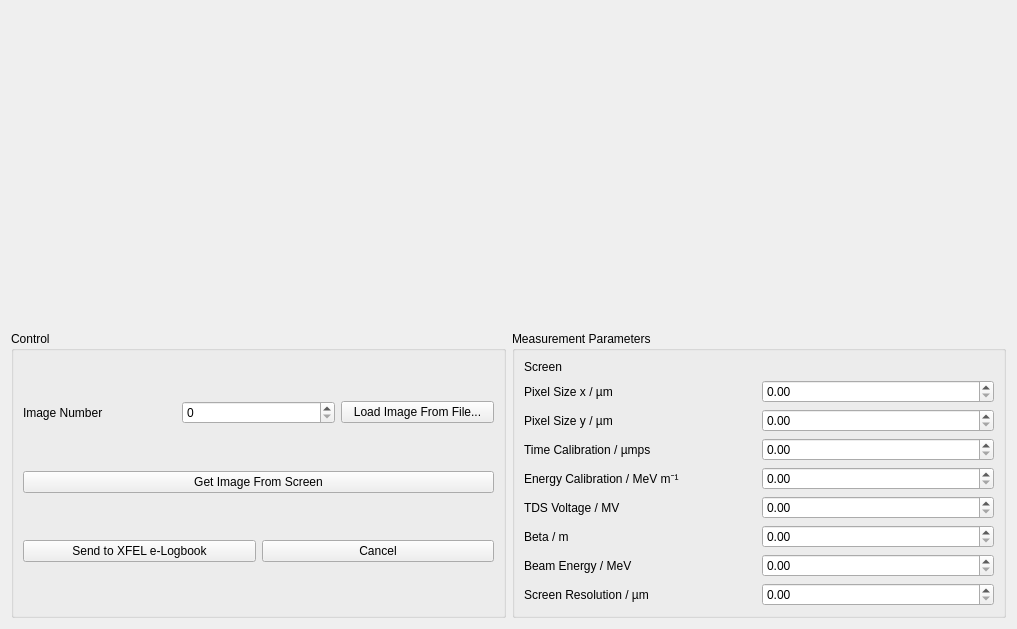
First picture: the form in esme/gui/ui/slicer.ui, repository st-walker/esme, before the edit.
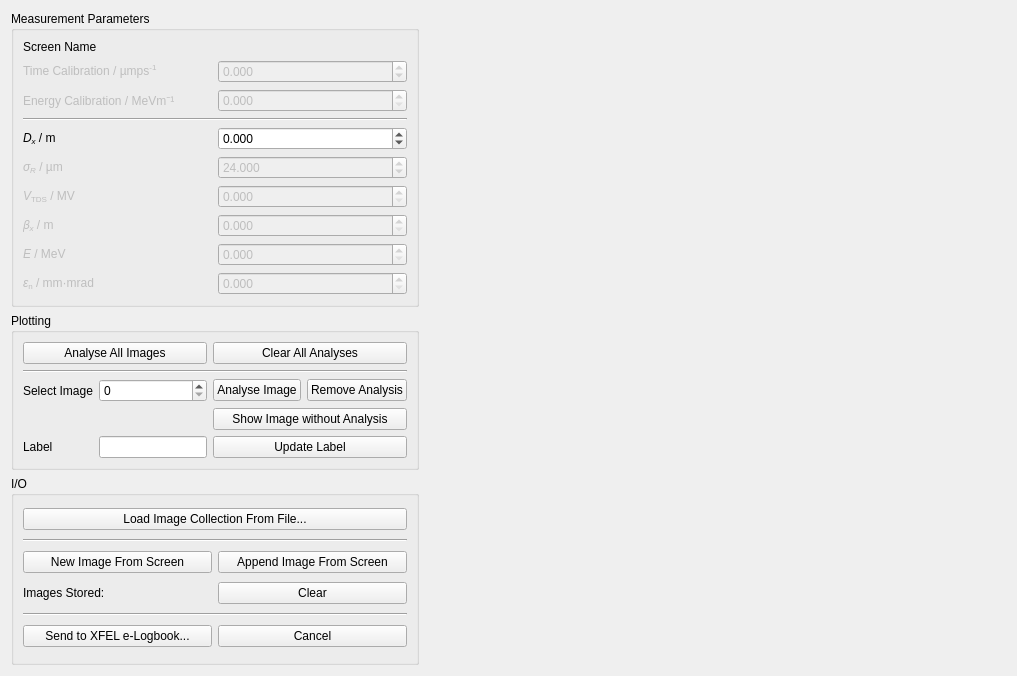
Second picture: the form after the edit. Custom widgets are drawn as their Qt base class.

Commit message: slice analysis

Diff of the .ui file:
```diff
--- a/esme/gui/ui/slicer.ui
+++ b/esme/gui/ui/slicer.ui
@@ -7,111 +7,82 @@
     <x>0</x>
     <y>0</y>
     <width>1017</width>
-    <height>629</height>
+    <height>676</height>
    </rect>
   </property>
   <property name="windowTitle">
    <string>Form</string>
   </property>
-  <layout class="QGridLayout" name="gridLayout_2">
-   <item row="2" column="0">
-    <widget class="QGroupBox" name="groupBox">
-     <property name="title">
-      <string>Control</string>
-     </property>
-     <layout class="QGridLayout" name="gridLayout">
-      <item row="0" column="0" colspan="2">
-       <layout class="QHBoxLayout" name="horizontalLayout">
-        <item>
-         <widget class="QLabel" name="label">
-          <property name="text">
-           <string>Image Number</string>
-          </property>
-         </widget>
-        </item>
-        <item>
-         <widget class="QSpinBox" name="pick_image_from_file_spinner"/>
-        </item>
-        <item>
-         <widget class="QPushButton" name="load_image_from_file_button">
-          <property name="text">
-           <string>Load Image From File...</string>
-          </property>
-         </widget>
-        </item>
-       </layout>
-      </item>
-      <item row="2" column="0">
-       <widget class="QPushButton" name="send_to_logbook_button">
-        <property name="text">
-         <string>Send to XFEL e-Logbook</string>
-        </property>
-       </widget>
-      </item>
-      <item row="2" column="1">
-       <widget class="QPushButton" name="cancel_button">
-        <property name="text">
-         <string>Cancel</string>
-        </property>
-       </widget>
-      </item>
-      <item row="1" column="0" colspan="2">
-       <widget class="QPushButton" name="get_image_button">
-        <property name="text">
-         <string>Get Image From Screen</string>
-        </property>
-       </widget>
-      </item>
-     </layout>
-    </widget>
-   </item>
-   <item row="0" column="1" rowspan="2">
-    <widget class="GraphicsLayoutWidget" name="centroid_profile_graphics" native="true"/>
-   </item>
-   <item row="0" column="0" rowspan="2">
-    <widget class="GraphicsLayoutWidget" name="lps_graphics" native="true"/>
-   </item>
-   <item row="2" column="1">
+  <layout class="QGridLayout" name="gridLayout">
+   <item row="0" column="0">
     <widget class="QGroupBox" name="groupBox_2">
      <property name="title">
       <string>Measurement Parameters</string>
      </property>
      <layout class="QGridLayout" name="gridLayout_3">
-      <item row="8" column="1">
-       <widget class="QDoubleSpinBox" name="beta_spinbox"/>
+      <item row="9" column="1">
+       <widget class="QDoubleSpinBox" name="beta_spinbox">
+        <property name="enabled">
+         <bool>false</bool>
+        </property>
+        <property name="decimals">
+         <number>3</number>
+        </property>
+        <property name="singleStep">
+         <double>0.100000000000000</double>
+        </property>
+       </widget>
       </item>
-      <item row="7" column="0">
-       <widget class="QLabel" name="label_4">
+      <item row="8" column="0">
+       <widget class="QLabel" name="voltage_label">
+        <property name="enabled">
+         <bool>false</bool>
+        </property>
         <property name="text">
-         <string>TDS Voltage / MV</string>
+         <string>&lt;i&gt;V&lt;/i&gt;&lt;sub&gt;TDS&lt;/sub&gt; / MV</string>
         </property>
        </widget>
       </item>
-      <item row="9" column="0">
-       <widget class="QLabel" name="label_6">
+      <item row="11" column="0">
+       <widget class="QLabel" name="energy_label">
+        <property name="enabled">
+         <bool>false</bool>
+        </property>
         <property name="text">
-         <string>Beam Energy / MeV</string>
+         <string>&lt;i&gt;E&lt;/i&gt; / MeV</string>
         </property>
        </widget>
       </item>
       <item row="1" column="0">
-       <widget class="QLabel" name="label_7">
-        <property name="text">
-         <string>Pixel Size x / µm</string>
-        </property>
-       </widget>
-      </item>
-      <item row="3" column="0">
        <widget class="QLabel" name="label_2">
+        <property name="enabled">
+         <bool>false</bool>
+        </property>
         <property name="text">
-         <string>Time Calibration / µmps</string>
+         <string>Time Calibration / µmps&lt;sup&gt;-1&lt;/sup&gt;</string>
         </property>
        </widget>
       </item>
-      <item row="6" column="0">
+      <item row="4" column="0">
        <widget class="QLabel" name="label_3">
+        <property name="enabled">
+         <bool>false</bool>
+        </property>
         <property name="text">
-         <string>Energy Calibration / MeV m⁻¹</string>
+         <string>Energy Calibration / MeVm⁻¹</string>
+        </property>
+       </widget>
+      </item>
+      <item row="7" column="0">
+       <widget class="QLabel" name="sigma_r_label">
+        <property name="enabled">
+         <bool>false</bool>
+        </property>
+        <property name="toolTip">
+         <string>Screen Resolution</string>
+        </property>
+        <property name="text">
+         <string>&lt;i&gt;σ&lt;sub&gt;R&lt;/sub&gt;&lt;/i&gt; / µm</string>
         </property>
        </widget>
       </item>
@@ -122,54 +93,313 @@
         </property>
        </widget>
       </item>
+      <item row="5" column="0" colspan="2">
+       <widget class="Line" name="line">
+        <property name="orientation">
+         <enum>Qt::Horizontal</enum>
+        </property>
+       </widget>
+      </item>
+      <item row="8" column="1">
+       <widget class="QDoubleSpinBox" name="voltage_spinbox">
+        <property name="enabled">
+         <bool>false</bool>
+        </property>
+        <property name="decimals">
+         <number>3</number>
+        </property>
+        <property name="singleStep">
+         <double>0.100000000000000</double>
+        </property>
+       </widget>
+      </item>
+      <item row="13" column="1">
+       <widget class="QDoubleSpinBox" name="emittance_spinner">
+        <property name="enabled">
+         <bool>false</bool>
+        </property>
+        <property name="decimals">
+         <number>3</number>
+        </property>
+        <property name="maximum">
+         <double>99.000000000000000</double>
+        </property>
+        <property name="singleStep">
+         <double>0.100000000000000</double>
+        </property>
+       </widget>
+      </item>
+      <item row="1" column="1">
+       <widget class="QDoubleSpinBox" name="time_cal_spinner">
+        <property name="enabled">
+         <bool>false</bool>
+        </property>
+        <property name="decimals">
+         <number>3</number>
+        </property>
+        <property name="minimum">
+         <double>-1000.000000000000000</double>
+        </property>
+        <property name="maximum">
+         <double>1000.000000000000000</double>
+        </property>
+       </widget>
+      </item>
+      <item row="4" column="1">
+       <widget class="QDoubleSpinBox" name="energy_cal_spinner">
+        <property name="enabled">
+         <bool>false</bool>
+        </property>
+        <property name="decimals">
+         <number>3</number>
+        </property>
+       </widget>
+      </item>
+      <item row="13" column="0">
+       <widget class="QLabel" name="emittance_label">
+        <property name="enabled">
+         <bool>false</bool>
+        </property>
+        <property name="text">
+         <string>&lt;i&gt;ε&lt;/i&gt;&lt;sub&gt;n&lt;/sub&gt; / mm·mrad</string>
+        </property>
+       </widget>
+      </item>
       <item row="7" column="1">
-       <widget class="QDoubleSpinBox" name="voltage_spinbox"/>
+       <widget class="QDoubleSpinBox" name="screen_resolution_spinner">
+        <property name="enabled">
+         <bool>false</bool>
+        </property>
+        <property name="toolTip">
+         <string>Screen Resolution</string>
+        </property>
+        <property name="decimals">
+         <number>3</number>
+        </property>
+        <property name="singleStep">
+         <double>0.100000000000000</double>
+        </property>
+        <property name="value">
+         <double>24.000000000000000</double>
+        </property>
+       </widget>
       </item>
-      <item row="3" column="1">
-       <widget class="QDoubleSpinBox" name="timecal_spinner"/>
-      </item>
-      <item row="6" column="1">
-       <widget class="QDoubleSpinBox" name="energy_cal_spinner"/>
-      </item>
-      <item row="10" column="1">
-       <widget class="QDoubleSpinBox" name="screen_resolution_spinner"/>
-      </item>
-      <item row="9" column="1">
-       <widget class="QDoubleSpinBox" name="beam_energy_spinner"/>
+      <item row="11" column="1">
+       <widget class="QDoubleSpinBox" name="beam_energy_spinner">
+        <property name="enabled">
+         <bool>false</bool>
+        </property>
+        <property name="decimals">
+         <number>3</number>
+        </property>
+        <property name="maximum">
+         <double>3000.000000000000000</double>
+        </property>
+        <property name="singleStep">
+         <double>0.100000000000000</double>
+        </property>
+       </widget>
       </item>
       <item row="0" column="0">
        <widget class="QLabel" name="label_8">
         <property name="text">
-         <string>Screen</string>
+         <string>Screen Name</string>
         </property>
        </widget>
       </item>
-      <item row="8" column="0">
-       <widget class="QLabel" name="label_5">
+      <item row="9" column="0">
+       <widget class="QLabel" name="beta_label">
+        <property name="enabled">
+         <bool>false</bool>
+        </property>
         <property name="text">
-         <string>Beta / m</string>
+         <string>𝛽&lt;sub&gt;&lt;i&gt;x&lt;/i&gt;&lt;/sub&gt; / m</string>
         </property>
        </widget>
       </item>
-      <item row="10" column="0">
-       <widget class="QLabel" name="label_9">
+      <item row="6" column="0">
+       <widget class="QLabel" name="dispersion_label">
         <property name="text">
-         <string>Screen Resolution / µm</string>
+         <string>&lt;i&gt;D&lt;/i&gt;&lt;sub&gt;&lt;i&gt;x&lt;/i&gt;&lt;/sub&gt; / m</string>
         </property>
        </widget>
       </item>
-      <item row="2" column="0">
-       <widget class="QLabel" name="label_10">
+      <item row="6" column="1">
+       <widget class="QDoubleSpinBox" name="dispersion_spinner">
+        <property name="decimals">
+         <number>3</number>
+        </property>
+        <property name="minimum">
+         <double>-99.000000000000000</double>
+        </property>
+        <property name="singleStep">
+         <double>0.100000000000000</double>
+        </property>
+       </widget>
+      </item>
+     </layout>
+    </widget>
+   </item>
+   <item row="0" column="1" rowspan="3">
+    <widget class="MPLCanvas" name="phase_space_canvas" native="true">
+     <property name="sizePolicy">
+      <sizepolicy hsizetype="Preferred" vsizetype="Preferred">
+       <horstretch>1</horstretch>
+       <verstretch>0</verstretch>
+      </sizepolicy>
+     </property>
+    </widget>
+   </item>
+   <item row="1" column="0">
+    <widget class="QGroupBox" name="groupBox_3">
+     <property name="title">
+      <string>Plotting</string>
+     </property>
+     <layout class="QGridLayout" name="gridLayout_4">
+      <item row="6" column="1">
+       <widget class="QLineEdit" name="label_line_edit">
         <property name="text">
-         <string>Pixel Size y / µm</string>
+         <string/>
         </property>
        </widget>
       </item>
-      <item row="1" column="1">
-       <widget class="QDoubleSpinBox" name="doubleSpinBox"/>
+      <item row="3" column="1">
+       <widget class="QSpinBox" name="image_number_spinner"/>
       </item>
-      <item row="2" column="1">
-       <widget class="QDoubleSpinBox" name="doubleSpinBox_2"/>
+      <item row="6" column="0">
+       <widget class="QLabel" name="label_4">
+        <property name="text">
+         <string>Label</string>
+        </property>
+       </widget>
+      </item>
+      <item row="5" column="2" colspan="2">
+       <widget class="QPushButton" name="display_image_only_button">
+        <property name="text">
+         <string>Show Image without Analysis</string>
+        </property>
+       </widget>
+      </item>
+      <item row="6" column="2" colspan="2">
+       <widget class="QPushButton" name="update_label_button">
+        <property name="text">
+         <string>Update Label</string>
+        </property>
+       </widget>
+      </item>
+      <item row="2" column="0" colspan="4">
+       <widget class="Line" name="line_4">
+        <property name="orientation">
+         <enum>Qt::Horizontal</enum>
+        </property>
+       </widget>
+      </item>
+      <item row="3" column="2">
+       <widget class="QPushButton" name="plot_selected_image_button">
+        <property name="text">
+         <string>Analyse Image</string>
+        </property>
+       </widget>
+      </item>
+      <item row="3" column="0">
+       <widget class="QLabel" name="label">
+        <property name="text">
+         <string>Select Image</string>
+        </property>
+       </widget>
+      </item>
+      <item row="3" column="3">
+       <widget class="QPushButton" name="remove_selected_image_button">
+        <property name="text">
+         <string>Remove Analysis</string>
+        </property>
+       </widget>
+      </item>
+      <item row="1" column="0" colspan="2">
+       <widget class="QPushButton" name="plot_all_button">
+        <property name="text">
+         <string>Analyse All Images</string>
+        </property>
+       </widget>
+      </item>
+      <item row="1" column="2" colspan="2">
+       <widget class="QPushButton" name="clear_plots_button">
+        <property name="text">
+         <string>Clear All Analyses</string>
+        </property>
+       </widget>
+      </item>
+     </layout>
+    </widget>
+   </item>
+   <item row="2" column="0" rowspan="2">
+    <widget class="QGroupBox" name="groupBox">
+     <property name="title">
+      <string>I/O</string>
+     </property>
+     <layout class="QGridLayout" name="gridLayout_2">
+      <item row="2" column="0" colspan="2">
+       <widget class="Line" name="line_2">
+        <property name="orientation">
+         <enum>Qt::Horizontal</enum>
+        </property>
+       </widget>
+      </item>
+      <item row="0" column="0" colspan="2">
+       <widget class="QPushButton" name="load_image_from_file_button">
+        <property name="text">
+         <string>Load Image Collection From File...</string>
+        </property>
+       </widget>
+      </item>
+      <item row="3" column="1">
+       <widget class="QPushButton" name="append_image_button">
+        <property name="text">
+         <string>Append Image From Screen</string>
+        </property>
+       </widget>
+      </item>
+      <item row="3" column="0">
+       <widget class="QPushButton" name="new_image_button">
+        <property name="text">
+         <string>New Image From Screen</string>
+        </property>
+       </widget>
+      </item>
+      <item row="5" column="0" colspan="2">
+       <widget class="Line" name="line_3">
+        <property name="orientation">
+         <enum>Qt::Horizontal</enum>
+        </property>
+       </widget>
+      </item>
+      <item row="6" column="0">
+       <widget class="QPushButton" name="send_to_logbook_button">
+        <property name="text">
+         <string>Send to XFEL e-Logbook...</string>
+        </property>
+       </widget>
+      </item>
+      <item row="6" column="1">
+       <widget class="QPushButton" name="cancel_button">
+        <property name="text">
+         <string>Cancel</string>
+        </property>
+       </widget>
+      </item>
+      <item row="4" column="0">
+       <widget class="QLabel" name="images_stored_label">
+        <property name="text">
+         <string>Images Stored:</string>
+        </property>
+       </widget>
+      </item>
+      <item row="4" column="1">
+       <widget class="QPushButton" name="clear_cache_button">
+        <property name="text">
+         <string>Clear</string>
+        </property>
+       </widget>
       </item>
      </layout>
     </widget>
@@ -178,9 +408,9 @@
  </widget>
  <customwidgets>
   <customwidget>
-   <class>GraphicsLayoutWidget</class>
+   <class>MPLCanvas</class>
    <extends>QWidget</extends>
-   <header>pyqtgraph</header>
+   <header>esme.gui.widgets.mpl_widget</header>
    <container>1</container>
   </customwidget>
  </customwidgets>
```
The commit also changes 6 other files.
